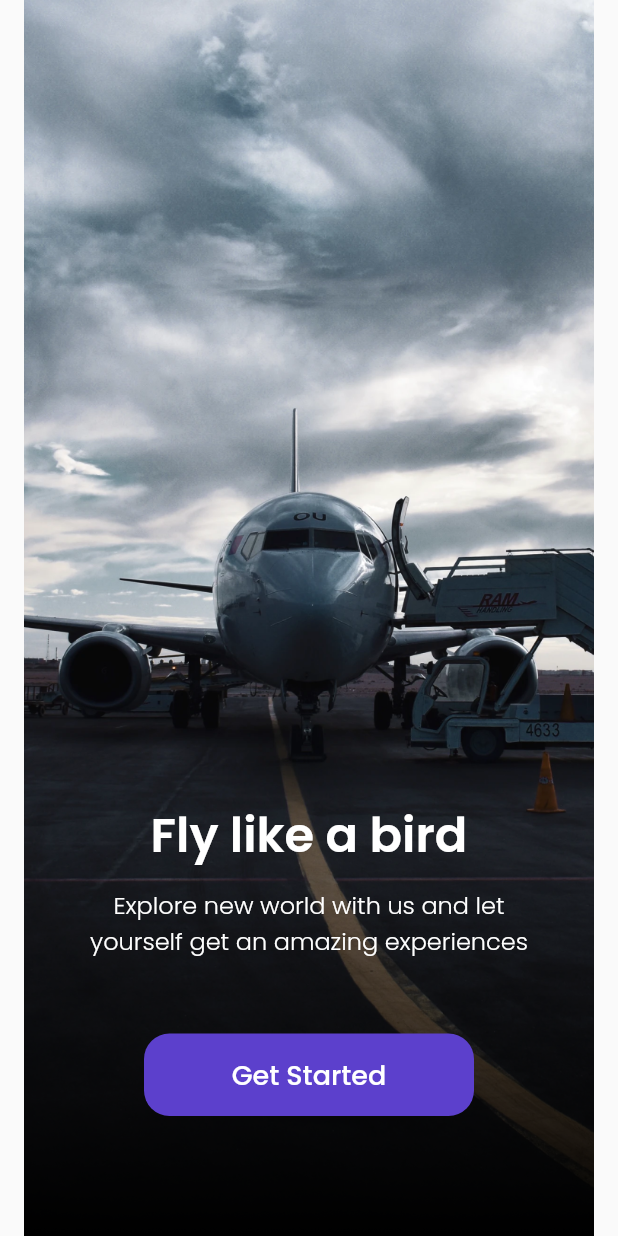
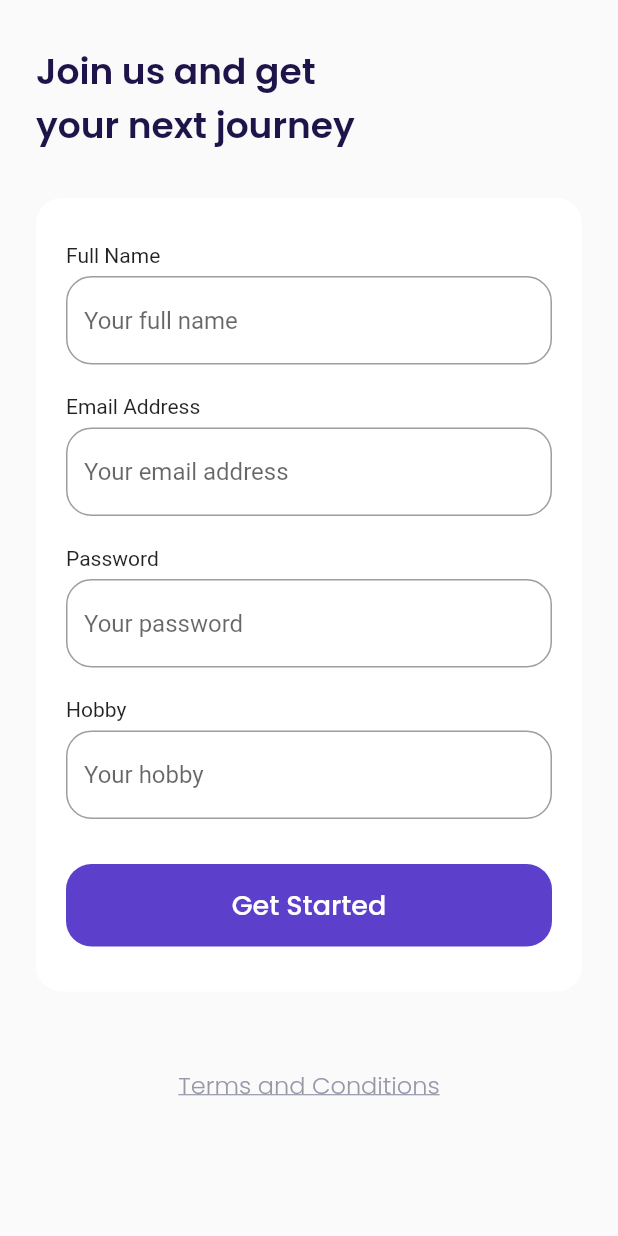
Before and after one commit to geemde/travel_app, a Flutter app: the screen it shows after launch, after a tap on "Get Started", on a phone screen of 412 x 824 dp. Run offline on Flutter 3.47's test engine with Material 2 defaults, Android fonts, the phone set to English and light mode, and no system bars; our stand-ins replace google_fonts.

Commit message:
slicing sign up page

```diff
--- a/travel_app/lib/main.dart
+++ b/travel_app/lib/main.dart
@@ -4,6 +4,7 @@
 
 import 'package:flutter/material.dart';
 import 'package:travel_app/ui/pages/get_started_page.dart';
+import 'package:travel_app/ui/pages/sign_up_page.dart';
 import 'package:travel_app/ui/pages/splash_page.dart';
 
 void main() => runApp(const MyApp());
@@ -18,6 +19,7 @@ class MyApp extends StatelessWidget {
       routes: {
         '/': (context) => SplashPage(),
         '/get-started': (context) => GetStartedPage(),
+        '/sign-up': (context) => SignUpPage(),
       },
     );
   }
--- a/travel_app/lib/ui/pages/get_started_page.dart
+++ b/travel_app/lib/ui/pages/get_started_page.dart
@@ -49,7 +49,9 @@ class GetStartedPage extends StatelessWidget {
                     height: 55,
                     margin: EdgeInsets.only(top: 50, bottom: 80),
                     child: TextButton(
-                      onPressed: () {},
+                      onPressed: () {
+                        Navigator.pushNamed(context, '/sign-up');
+                      },
                       style: TextButton.styleFrom(
                         backgroundColor: kPrimaryColor,
                         shape: RoundedRectangleBorder(
--- /dev/null
+++ b/travel_app/lib/ui/pages/sign_up_page.dart
@@ -0,0 +1,218 @@
+// ignore_for_file: prefer_const_constructors, prefer_const_literals_to_create_immutables
+
+import 'package:flutter/material.dart';
+import '../../shared/theme.dart';
+
+class SignUpPage extends StatelessWidget {
+  const SignUpPage({ Key? key }) : super(key: key);
+
+  @override
+  Widget build(BuildContext context) {
+
+    Widget title(){
+      return Container(
+        margin: EdgeInsets.only(top: 30),
+        child: Text(
+          'Join us and get\nyour next journey',
+          style: blackTextStyle.copyWith(
+            fontSize: 24,
+            fontWeight: semiBold,
+          ),
+        ),
+      );
+    }
+
+    Widget inputSection(){
+
+      Widget fullNameInput(){
+        return Container(
+          margin: EdgeInsets.only(bottom: 20),
+          child: Column(
+            crossAxisAlignment: CrossAxisAlignment.start,
+            children: [
+              Text(
+                'Full Name',
+                ),
+              SizedBox(
+                height: 6,
+              ),
+              TextFormField(
+                cursorColor: kBlackColor,
+                decoration: InputDecoration(
+                  hintText: 'Your full name',
+                  border: OutlineInputBorder(
+                    borderRadius: BorderRadius.circular(defaultRadius),
+                  ),
+                  focusedBorder: OutlineInputBorder(
+                    borderRadius: BorderRadius.circular(defaultRadius),
+                    borderSide: BorderSide(color: kPrimaryColor),
+                  ),
+                ),
+              ),
+            ],
+          ),
+        );
+      }
+
+      Widget emailInput(){
+        return Container(
+          margin: EdgeInsets.only(bottom: 20),
+          child: Column(
+            crossAxisAlignment: CrossAxisAlignment.start,
+            children: [
+              Text(
+                'Email Address',
+                ),
+              SizedBox(
+                height: 6,
+              ),
+              TextFormField(
+                cursorColor: kBlackColor,
+                decoration: InputDecoration(
+                  hintText: 'Your email address',
+                  border: OutlineInputBorder(
+                    borderRadius: BorderRadius.circular(defaultRadius),
+                  ),
+                  focusedBorder: OutlineInputBorder(
+                    borderRadius: BorderRadius.circular(defaultRadius),
+                    borderSide: BorderSide(color: kPrimaryColor),
+                  ),
+                ),
+              ),
+            ],
+          ),
+        );
+      }
+
+      Widget passwordInput(){
+        return Container(
+          margin: EdgeInsets.only(bottom: 20),
+          child: Column(
+            crossAxisAlignment: CrossAxisAlignment.start,
+            children: [
+              Text(
+                'Password',
+                ),
+              SizedBox(
+                height: 6,
+              ),
+              TextFormField(
+                cursorColor: kBlackColor,
+                obscureText: true,
+                decoration: InputDecoration(
+                  hintText: 'Your password',
+                  border: OutlineInputBorder(
+                    borderRadius: BorderRadius.circular(defaultRadius),
+                  ),
+                  focusedBorder: OutlineInputBorder(
+                    borderRadius: BorderRadius.circular(defaultRadius),
+                    borderSide: BorderSide(color: kPrimaryColor),
+                  ),
+                ),
+              ),
+            ],
+          ),
+        );
+      }
+
+      Widget hobbyInput(){
+        return Container(
+          margin: EdgeInsets.only(bottom: 30),
+          child: Column(
+            crossAxisAlignment: CrossAxisAlignment.start,
+            children: [
+              Text(
+                'Hobby',
+                ),
+              SizedBox(
+                height: 6,
+              ),
+              TextFormField(
+                cursorColor: kBlackColor,
+                decoration: InputDecoration(
+                  hintText: 'Your hobby',
+                  border: OutlineInputBorder(
+                    borderRadius: BorderRadius.circular(defaultRadius),
+                  ),
+                  focusedBorder: OutlineInputBorder(
+                    borderRadius: BorderRadius.circular(defaultRadius),
+                    borderSide: BorderSide(color: kPrimaryColor),
+                  ),
+                ),
+              ),
+            ],
+          ),
+        );
+      }
+
+      Widget submitButton(){
+        return Container(
+          width: double.infinity,
+          height: 55,
+          child: TextButton(
+            onPressed: (){},
+            style: TextButton.styleFrom(
+              backgroundColor: kPrimaryColor,
+              shape: RoundedRectangleBorder(
+                borderRadius: BorderRadius.circular(defaultRadius),
+              ),
+
+            ),
+            child: Text('Get Started',
+              style: whiteTextStyle.copyWith(
+                fontSize: 18,
+                fontWeight: medium
+              ),),
+          ),
+        );
+      }
+
+      return Container(
+        margin: EdgeInsets.only(top: 30),
+        padding: EdgeInsets.symmetric(horizontal: 20,vertical: 30),
+        decoration: BoxDecoration(
+          color: kWhiteColor,
+          borderRadius: BorderRadius.circular(defaultRadius),
+        ),
+        child: Column(
+          children: [
+            fullNameInput(),
+            emailInput(),
+            passwordInput(),
+            hobbyInput(),
+            submitButton(),
+          ],
+        ),
+      );
+    };
+
+    Widget tacButton(){
+      return Container(
+        alignment: Alignment.center,
+        margin: EdgeInsets.only(top: 50, bottom: 73),
+        child: Text('Terms and Conditions',
+        style: greyTextStyle.copyWith(
+          fontSize: 16,
+          fontWeight: light,
+          decoration: TextDecoration.underline,
+        ),),
+      );
+    }
+
+    return Scaffold(
+      backgroundColor: kBackgroundColor,
+      body: SafeArea(
+        child: ListView(
+          padding: EdgeInsets.symmetric(
+            horizontal: defaultMargin,
+          ),
+          children: [
+            title(),
+            inputSection(),
+            tacButton(),
+          ],
+        ),
+      ),
+    );
+  }
+}
```
